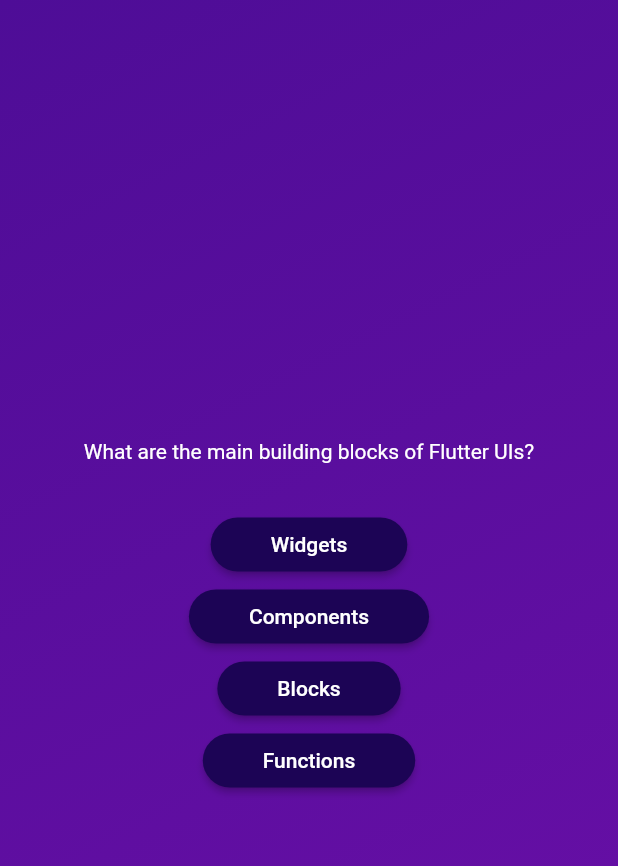
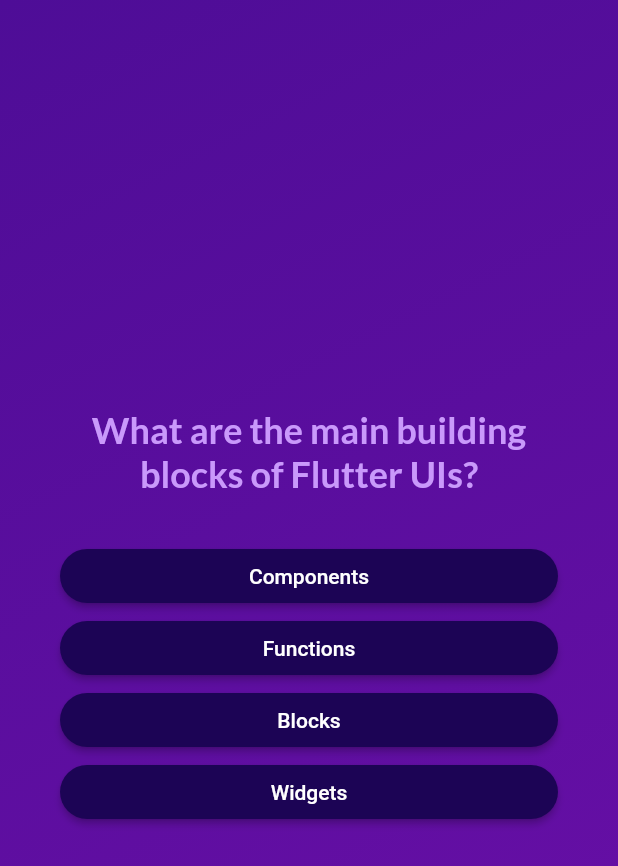
Before and after one commit to max-marschhauser/flutter_quiz, a Flutter app: the screen it shows after launch, after a tap on "Start Quiz", on a phone screen of 412 x 824 dp. Shown: the top 866 px of the screen. Run offline on Flutter 3.47's test engine with Material 2 defaults, Android fonts, the phone set to English and light mode, and no system bars; our stand-ins replace google_fonts.

Commit message:
added question screen logic

```diff
--- a/lib/answer_button.dart
+++ b/lib/answer_button.dart
@@ -25,6 +25,10 @@ class AnswerButton extends StatelessWidget {
           borderRadius: BorderRadius.circular(40),
         ),
       ),
-        child: Text(answerText));
+      child: Text(
+        answerText,
+        textAlign: TextAlign.center,
+      ),
+    );
   }
 }
--- a/lib/models/quiz_question.dart
+++ b/lib/models/quiz_question.dart
@@ -3,4 +3,11 @@ class QuizQuestion {
 
   final String text;
   final List<String> answers;
+
+  List<String> getShuffledAnswers() {
+    final shuffledList = List.of(answers);
+    shuffledList
+        .shuffle(); // kopira listu u novu listu i onda shuffla iteme, jer bi inače shuffle promijenio redosljed elemenata u originalnoj listi
+    return shuffledList;
+  }
 }
--- a/lib/questions_screen.dart
+++ b/lib/questions_screen.dart
@@ -1,9 +1,15 @@
 import 'package:flutter/material.dart';
+import 'package:google_fonts/google_fonts.dart';
 import 'package:flutter_quiz/answer_button.dart';
 import 'package:flutter_quiz/data/questions.dart';
 
 class QuestionsScreen extends StatefulWidget {
-  const QuestionsScreen({super.key});
+  const QuestionsScreen({
+    super.key,
+    required this.onSelectAnswer,
+  });
+
+  final void Function(String answer) onSelectAnswer;
 
   @override
   State<QuestionsScreen> createState() {
@@ -12,32 +18,52 @@ class QuestionsScreen extends StatefulWidget {
 }
 
 class _QuestionsScreenState extends State<QuestionsScreen> {
+  var currentQuestionIndex = 0;
+
+  void answerQuestion(String selectedAnswer) {
+    widget.onSelectAnswer(selectedAnswer);
+    setState(() {
+      currentQuestionIndex++;
+    });
+  }
+
   @override
   Widget build(context) {
-    final currentQuestion = questions[0];
+    final currentQuestion = questions[currentQuestionIndex];
 
     return SizedBox(
       width: double
           .infinity, // iskoristi maksimalnu širinu, koliko god ima na ekranu
+      child: Container(
+        margin: const EdgeInsets.all(40),
         child: Column(
-        mainAxisAlignment:
-            MainAxisAlignment.center, // space between, space evenly... kao flex
+          mainAxisAlignment: MainAxisAlignment
+              .center, // space between, space evenly... kao flex
+          crossAxisAlignment: CrossAxisAlignment.stretch,
           children: [
             Text(
               currentQuestion.text,
-            style: const TextStyle(color: Colors.white),
+              style: GoogleFonts.lato(
+                color: const Color.fromARGB(255, 201, 153, 251),
+                fontSize: 24,
+                fontWeight: FontWeight.bold,
+              ),
+              textAlign: TextAlign.center,
             ),
             const SizedBox(height: 30),
-          ...currentQuestion.answers.map((answer) {
+            ...currentQuestion.getShuffledAnswers().map((answer) {
               // tri točke su spread operator
               return AnswerButton(
                 answerText: answer,
-              onTap: () {},
-            ); // ovako bih importao kad su named argumenti, tada nije bitan redosljed navođenja argumenata
+                onTap: () {
+                  answerQuestion(answer);
+                },
+              ); // ovako importam kad su named argumenti, tada nije bitan redosljed navođenja argumenata
               //  AnswerButton('Answer text...', () {}), // ovako bih importao kad su pozicionalni argumenti
             })
           ],
         ),
+      ),
     );
   }
 }
--- a/lib/quiz.dart
+++ b/lib/quiz.dart
@@ -1,4 +1,5 @@
 import 'package:flutter/material.dart';
+import 'package:flutter_quiz/data/questions.dart';
 import 'package:flutter_quiz/questions_screen.dart';
 import 'package:flutter_quiz/start_screen.dart';
 
@@ -35,7 +36,7 @@ Widget?
   */
 
 // 2.način, u varijablu se spremi nekakav identifikator npr. string ili broj
-
+  List<String> selectedAnswers = [];
   var activeScreen = "start-screen";
 
   void switchScreen() {
@@ -44,9 +45,27 @@ Widget?
     });
   }
 
+  void chooseAnswer(String answer) {
+    selectedAnswers.add(answer);
+
+    if (selectedAnswers.length == questions.length) {
+      setState(() {
+        selectedAnswers = [];
+        activeScreen = 'start-screen';
+      });
+    }
+  }
+
   @override
   Widget build(context) {
-    // poslije return ide sadržaj, a gore je konfiguracija statea
+    Widget screenWidget = StartScreen(switchScreen);
+
+    if (activeScreen == 'questions-screen') {
+      screenWidget = QuestionsScreen(
+        onSelectAnswer: chooseAnswer,
+      );
+    }
+
     return MaterialApp(
       home: Scaffold(
         body: Container(
@@ -61,9 +80,11 @@ Widget?
             ),
           ),
           //child: activeScreen, // 1. način
-          child: activeScreen == 'start-screen'
+          /*child: activeScreen == 'start-screen'
               ? StartScreen(switchScreen)
               : const QuestionsScreen(), // 2. način
+              */
+          child: screenWidget,
         ),
       ),
     );
--- a/lib/start_screen.dart
+++ b/lib/start_screen.dart
@@ -1,4 +1,5 @@
 import 'package:flutter/material.dart';
+import 'package:google_fonts/google_fonts.dart';
 
 class StartScreen extends StatelessWidget {
   const StartScreen(this.startQuiz,
@@ -19,20 +20,18 @@ class StartScreen extends StatelessWidget {
           color: const Color.fromARGB(150, 255, 255, 255),
         ),
         const SizedBox(height: 80),
-        const Text(
-          'Learn Flutter the fun way!',
-          style: TextStyle(
-            color: Colors.white,
-            fontSize: 24,
-          ),
-        ),
+        Text('Learn Flutter the fun way!',
+            style: GoogleFonts.lato(
+              color: const Color.fromARGB(255, 237, 223, 252),
+              fontSize: 24,
+            )),
         const SizedBox(height: 30),
         OutlinedButton.icon(
           onPressed: () {
             startQuiz();
           },
           style: OutlinedButton.styleFrom(
-            foregroundColor: Colors.white,
+            foregroundColor: const Color.fromARGB(255, 237, 223, 252),
           ),
           icon: const Icon(Icons.arrow_right_alt),
           label: const Text(
--- a/pubspec.yaml
+++ b/pubspec.yaml
@@ -34,6 +34,7 @@ dependencies:
     # The following adds the Cupertino Icons font to your application.
     # Use with the CupertinoIcons class for iOS style icons.
     cupertino_icons: ^1.0.2
+    google_fonts: ^4.0.5
 
 dev_dependencies:
     flutter_test:
```
Also changed, not shown: pubspec.lock, 1 other file. Lines whose indentation alone changed are shown as unchanged.
